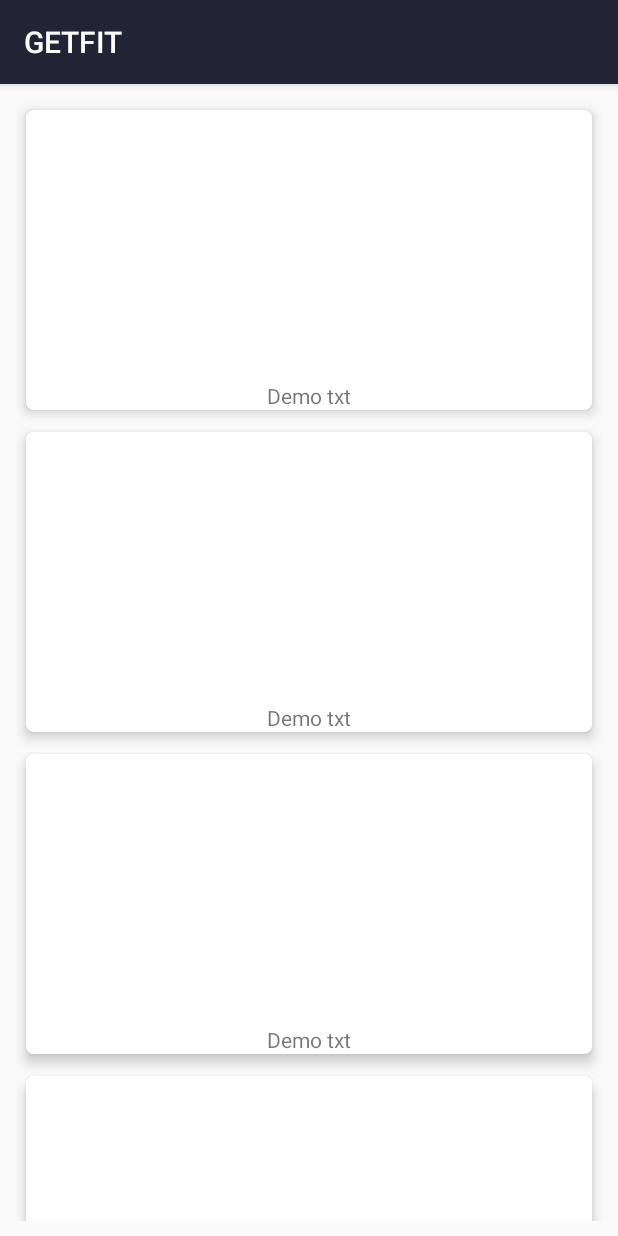
After one commit to kj7744/GETFIT, an Android app: the fragment EquipmentFragment shown on its own in the app's theme, on a phone screen of 412 x 824 dp. The commit adds this screen. Run offline under Robolectric (Android 15) with nearby library versions, the phone set to English and light mode, and no system bars; 1 statement that could not run was skipped.

Commit message:
equipment frag

```diff
--- /dev/null
+++ b/app/src/main/java/com/example/getfit/EquipmentFragment.kt
@@ -0,0 +1,24 @@
+package com.example.getfit
+
+
+import android.os.Bundle
+import androidx.fragment.app.Fragment
+import android.view.LayoutInflater
+import android.view.View
+import android.view.ViewGroup
+
+/**
+ * A simple [Fragment] subclass.
+ */
+class EquipmentFragment : Fragment() {
+
+    override fun onCreateView(
+        inflater: LayoutInflater, container: ViewGroup?,
+        savedInstanceState: Bundle?
+    ): View? {
+        // Inflate the layout for this fragment
+        return inflater.inflate(R.layout.fragment_equipment, container, false)
+    }
+
+
+}
--- a/app/src/main/java/com/example/getfit/MainActivity.kt
+++ b/app/src/main/java/com/example/getfit/MainActivity.kt
@@ -19,6 +19,7 @@ import kotlinx.android.synthetic.main.app_bar_main.view.*
 
 class MainActivity : AppCompatActivity(),NavigationView.OnNavigationItemSelectedListener {
     lateinit var homeFragment: HomeFragment
+    lateinit var Equipmentfragment:EquipmentFragment
     private lateinit var auth: FirebaseAuth
 
     override fun onCreate(savedInstanceState: Bundle?) {
@@ -64,6 +65,14 @@ class MainActivity : AppCompatActivity(),NavigationView.OnNavigationItemSelected
                     .setTransition(FragmentTransaction.TRANSIT_FRAGMENT_OPEN)
                     .commit()
             }
+            R.id.gym_equipment -> {
+                Equipmentfragment = EquipmentFragment()
+                supportFragmentManager
+                    .beginTransaction()
+                    .replace(R.id.frame_layout, Equipmentfragment)
+                    .setTransition(FragmentTransaction.TRANSIT_FRAGMENT_OPEN)
+                    .commit()
+            }
             R.id.logout -> {
                     auth = FirebaseAuth.getInstance()
                     auth.signOut()
--- /dev/null
+++ b/app/src/main/res/layout/fragment_equipment.xml
@@ -0,0 +1,126 @@
+<?xml version="1.0" encoding="utf-8"?>
+<LinearLayout xmlns:android="http://schemas.android.com/apk/res/android"
+    android:layout_height="match_parent"
+    android:layout_width="wrap_content"
+    xmlns:app="http://schemas.android.com/apk/res-auto"
+    android:orientation="vertical"
+    android:layout_margin="10dp">
+
+
+    <androidx.cardview.widget.CardView
+        android:layout_width="match_parent"
+        android:layout_height="200dp"
+        app:cardElevation="5dp"
+        android:layout_margin="7dp"
+        app:cardCornerRadius="5dp">
+
+        <RelativeLayout
+            android:layout_width="match_parent"
+            android:layout_height="match_parent">
+
+            <ImageView
+                android:layout_width="match_parent"
+                android:layout_height="wrap_content"
+                android:scaleType="centerCrop">
+
+            </ImageView>
+            <TextView
+                android:layout_width="match_parent"
+                android:layout_height="wrap_content"
+                android:text="Demo txt"
+                android:gravity="center_horizontal"
+                android:layout_alignParentBottom="true">
+
+            </TextView>
+
+
+        </RelativeLayout>
+    </androidx.cardview.widget.CardView>
+    <androidx.cardview.widget.CardView
+        android:layout_width="match_parent"
+        android:layout_height="200dp"
+        app:cardElevation="5dp"
+        android:layout_margin="7dp"
+        app:cardCornerRadius="5dp">
+
+        <RelativeLayout
+            android:layout_width="match_parent"
+            android:layout_height="match_parent">
+
+            <ImageView
+                android:layout_width="match_parent"
+                android:layout_height="wrap_content"
+                android:scaleType="centerCrop">
+
+            </ImageView>
+            <TextView
+                android:layout_width="match_parent"
+                android:layout_height="wrap_content"
+                android:text="Demo txt"
+                android:gravity="center_horizontal"
+                android:layout_alignParentBottom="true">
+
+            </TextView>
+
+
+        </RelativeLayout>
+    </androidx.cardview.widget.CardView>
+    <androidx.cardview.widget.CardView
+        android:layout_width="match_parent"
+        android:layout_height="200dp"
+        app:cardElevation="5dp"
+        android:layout_margin="7dp"
+        app:cardCornerRadius="5dp">
+
+        <RelativeLayout
+            android:layout_width="match_parent"
+            android:layout_height="match_parent">
+
+            <ImageView
+                android:layout_width="match_parent"
+                android:layout_height="wrap_content"
+                android:scaleType="centerCrop">
+
+            </ImageView>
+            <TextView
+                android:layout_width="match_parent"
+                android:layout_height="wrap_content"
+                android:text="Demo txt"
+                android:gravity="center_horizontal"
+                android:layout_alignParentBottom="true">
+
+            </TextView>
+
+
+        </RelativeLayout>
+    </androidx.cardview.widget.CardView>
+    <androidx.cardview.widget.CardView
+        android:layout_width="match_parent"
+        android:layout_height="200dp"
+        app:cardElevation="5dp"
+        android:layout_margin="7dp"
+        app:cardCornerRadius="5dp">
+
+        <RelativeLayout
+            android:layout_width="match_parent"
+            android:layout_height="match_parent">
+
+            <ImageView
+                android:layout_width="match_parent"
+                android:layout_height="wrap_content"
+                android:scaleType="centerCrop">
+
+            </ImageView>
+            <TextView
+                android:layout_width="match_parent"
+                android:layout_height="wrap_content"
+                android:text="Demo txt"
+                android:gravity="center_horizontal"
+                android:layout_alignParentBottom="true">
+
+            </TextView>
+
+
+        </RelativeLayout>
+    </androidx.cardview.widget.CardView>
+</LinearLayout>
```
